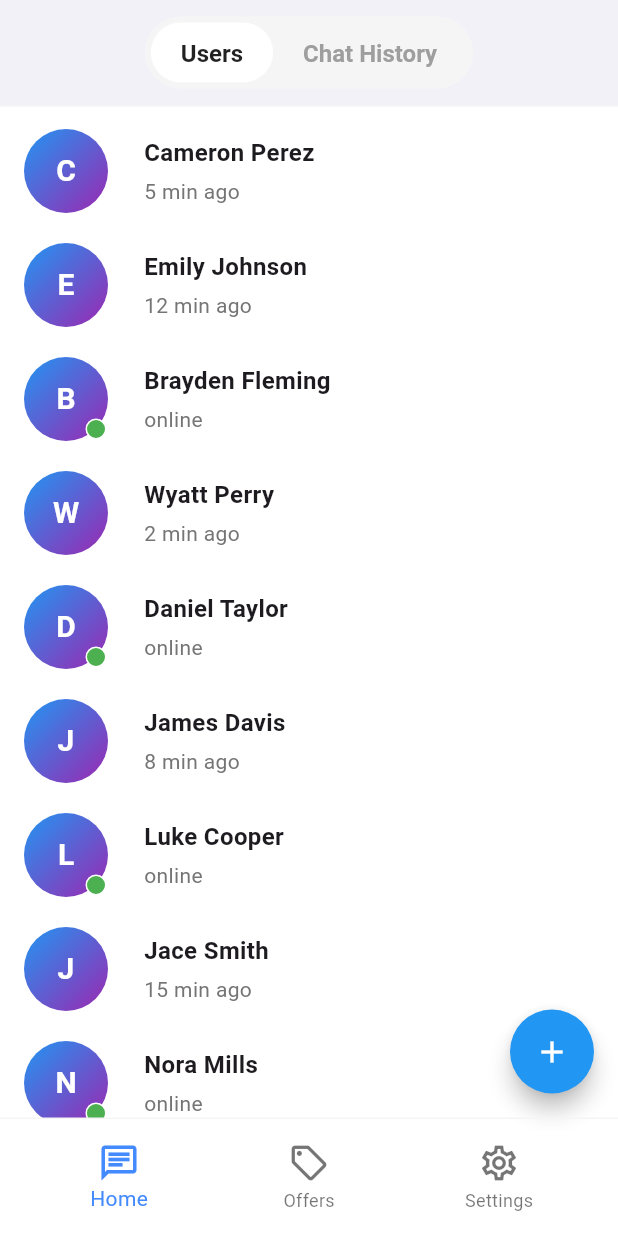
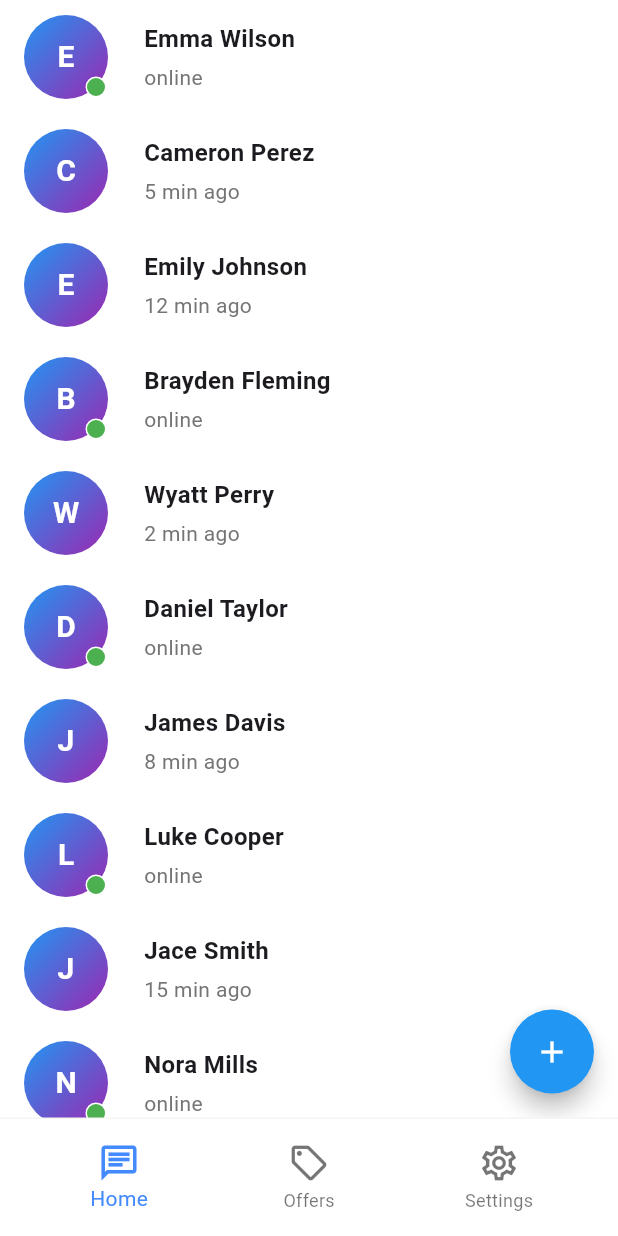
Before and after one commit to Utkarsh3108/Chat, a Flutter app: the screen it shows after launch, scrolled down 71 dp, on a phone screen of 412 x 824 dp. Run offline on Flutter 3.47's test engine with Material 3 defaults, Android fonts, the phone set to English and light mode, and no system bars; our stand-ins replace equatable, flutter_bloc.

Commit message:
Implementing the app bar sliver. for disappearing/appearing during scroll

```diff
--- a/lib/features/home/presentation/home_page.dart
+++ b/lib/features/home/presentation/home_page.dart
@@ -17,28 +17,39 @@ class HomePage extends StatelessWidget {
       create: (_) => HomeToggleBloc(),
       child: BlocBuilder<HomeToggleBloc, HomeToggleState>(
         builder: (context, state) {
-          return Scaffold(
+          return SafeArea(
+            child: Scaffold(
               backgroundColor: Colors.white,
-            appBar: AppBar(
-              toolbarHeight: 70,
+              body: NestedScrollView(
+                headerSliverBuilder: (context, innerBoxIsScrolled) {
+                  return [
+                    SliverAppBar(
                       backgroundColor: Colors.white,
                       elevation: 0,
-              title: Center(
-                child: Padding(
+                      toolbarHeight: 70,
+
+                      // 🔑 Scroll behavior
+                      pinned: false,
+                      floating: true,
+                      snap: true,
+
+                      title: Padding(
                         padding: const EdgeInsets.symmetric(
-                    vertical: 10.0, // top & bottom
-                    horizontal: 14.0, // left & right
+                          vertical: 10,
+                          horizontal: 14,
                         ),
+                        child: Center(
                           child: CapsuleToggle(
                             selectedIndex: state.selectedIndex,
                             onChanged: (index) {
-                      context.read<HomeToggleBloc>().add(
-                        HomeToggleChanged(index),
-                      );
+                              context
+                                  .read<HomeToggleBloc>()
+                                  .add(HomeToggleChanged(index));
                             },
                           ),
                         ),
                       ),
+
                       bottom: const PreferredSize(
                         preferredSize: Size.fromHeight(1),
                         child: Divider(
@@ -48,11 +59,13 @@ class HomePage extends StatelessWidget {
                         ),
                       ),
                     ),
+                  ];
+                },
                 body: PageStorage(
                   bucket: PageStorageBucket(),
                   child: IndexedStack(
                     index: state.selectedIndex,
-                children: const [
+                    children:  [
                       UsersWidget(
                         key: PageStorageKey('users_list'),
                       ),
@@ -62,6 +75,8 @@ class HomePage extends StatelessWidget {
                     ],
                   ),
                 ),
+              ),
+            ),
           );
         },
       ),
```
Lines whose indentation alone changed are shown as unchanged.
